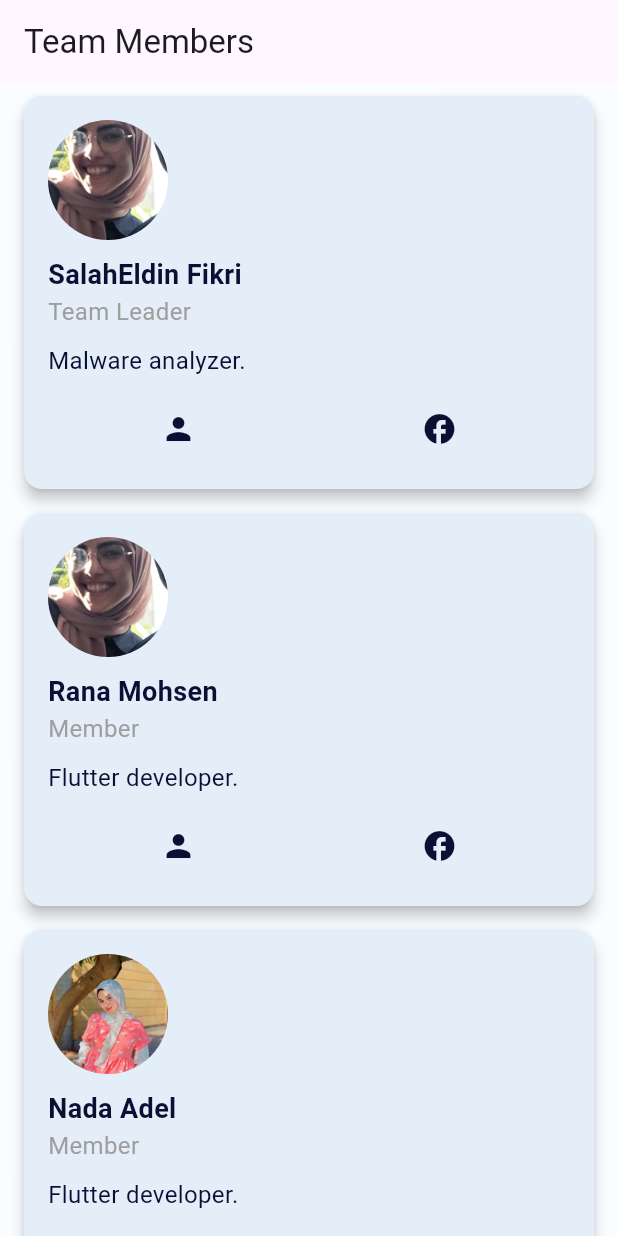
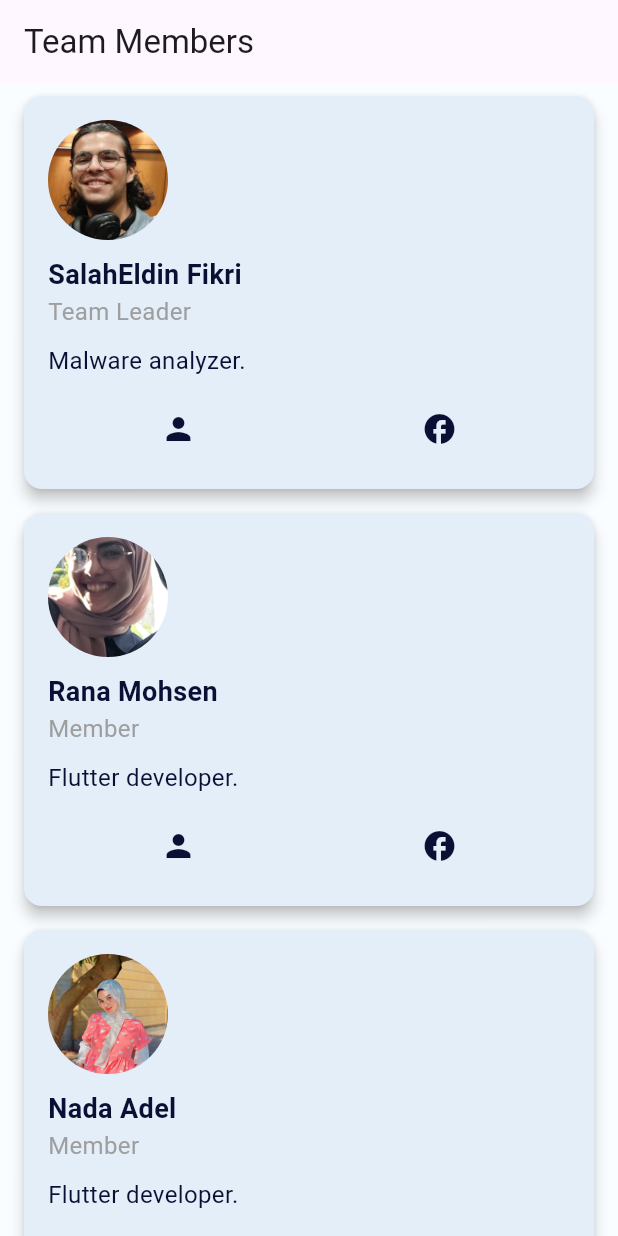
Before and after one commit to Rana-Mohsen/latech, a Flutter app: the TeamPage screen opened directly, on a phone screen of 412 x 824 dp. Run offline on Flutter 3.47's test engine with Material 2 defaults, Android fonts, the phone set to English and light mode, and no system bars; our stand-ins replace cloud_firestore, firebase_auth, firebase_core, fluttertoast; accounts and stored records are empty.

Commit message:
commit const

```diff
--- a/lib/screens/team.dart
+++ b/lib/screens/team.dart
@@ -10,7 +10,7 @@ class TeamPage extends StatelessWidget {
       name: "SalahEldin Fikri",
       role: "Team Leader",
       bio: "Malware analyzer.",
-      imageUrl: "assets/images/b.jpeg",
+      imageUrl: "assets/images/a.png",
       linkedinUrl:
           "https://w...content-available-to-author-only...n.com/in/salah-eldin-fikri-1ab233218/",
       facebookUrl:
@@ -53,7 +53,7 @@ class TeamPage extends StatelessWidget {
   Widget build(BuildContext context) {
     return Scaffold(
       appBar: AppBar(
-        title: Text('Team Members'),
+        title: const Text('Team Members'),
         surfaceTintColor: Colors.transparent,
       ),
       body: ListView.builder(
--- a/lib/widgets/team_card.dart
+++ b/lib/widgets/team_card.dart
@@ -11,11 +11,11 @@ class TeamMemberCard extends StatelessWidget {
   Widget build(BuildContext context) {
     return Card(
       surfaceTintColor: Colors.white,
-      color: Color(0xffe0ecf8),
+      color: const Color(0xffe0ecf8),
       elevation: 4,
-      margin: EdgeInsets.symmetric(vertical: 8, horizontal: 16),
+      margin: const EdgeInsets.symmetric(vertical: 8, horizontal: 16),
       child: Padding(
-        padding: EdgeInsets.all(16),
+        padding: const EdgeInsets.all(16),
         child: Column(
           crossAxisAlignment: CrossAxisAlignment.start,
           children: [
@@ -23,32 +23,32 @@ class TeamMemberCard extends StatelessWidget {
               radius: 40,
               backgroundImage: AssetImage(member.imageUrl),
             ),
-            SizedBox(height: 10),
+            const SizedBox(height: 10),
             Text(
               member.name,
-              style: TextStyle(fontSize: 18, fontWeight: FontWeight.bold,color: Color(0xff0a1034)),
+              style: const TextStyle(fontSize: 18, fontWeight: FontWeight.bold,color: Color(0xff0a1034)),
             ),
             Text(
               member.role,
-              style: TextStyle(fontSize: 16, color: Colors.grey),
+              style: const TextStyle(fontSize: 16, color: Colors.grey),
             ),
             SizedBox(height: 10),
             Text(
               member.bio,
-              style: TextStyle(fontSize: 16,color: Color(0xff0a1034)),
+              style: const TextStyle(fontSize: 16,color: Color(0xff0a1034)),
             ),
-            SizedBox(height: 10),
+            const SizedBox(height: 10),
             Row(
               mainAxisAlignment: MainAxisAlignment.spaceAround,
               children: [
                 IconButton(
-                  icon: Icon(Icons.person,color: Color(0xff0a1034),),
+                  icon: const Icon(Icons.person,color: Color(0xff0a1034),),
                   onPressed: () async {
                     await _launchUrl(member.getLinkedin());
                   },
                 ),
                 IconButton(
-                  icon: Icon(Icons.facebook,color: Color(0xff0a1034),),
+                  icon: const Icon(Icons.facebook,color: Color(0xff0a1034),),
                   onPressed: () async {
                     await _launchUrl(member.getFacebook());
                   },
```
Also changed, not shown: assets/images/a.png (added).
